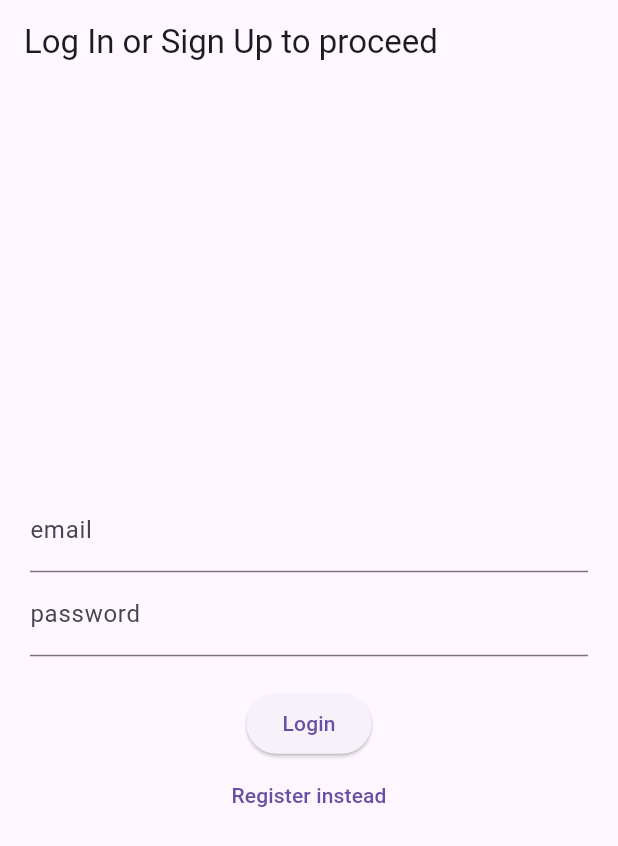
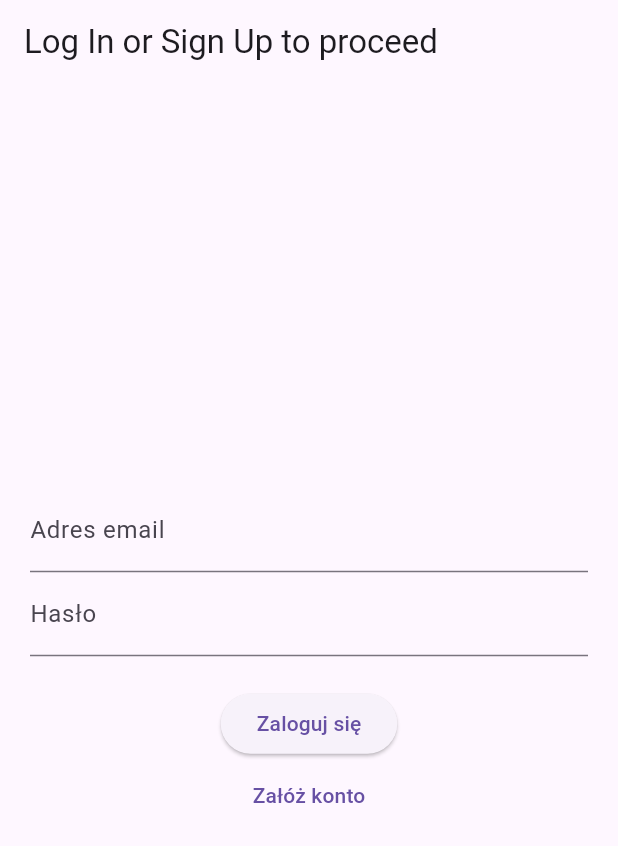
Before and after one commit to Wizzzie9/FlutterProject, a Flutter app: the screen it shows after launch, on a phone screen of 412 x 824 dp. Shown: the top 846 px of the screen. Run offline on Flutter 3.47's test engine with Material 3 defaults, Android fonts, the phone set to English and light mode, and no system bars; our stand-ins replace firebase_auth, firebase_core, firebase_database, firebase_messaging, geocoding, geolocator and 1 more; missing offline and left inert: flutter_map_math; accounts and stored records are empty.

```diff
--- a/lib/LoginRegisterPage.dart
+++ b/lib/LoginRegisterPage.dart
@@ -73,6 +73,21 @@ class _LoginPageState extends State<LoginPage> {
     );
   }
 
+  // Widget _userName(
+  //     String title,
+  //     TextEditingController controller,
+  //     ) {
+  //   return TextField(
+  //     obscureText: true,
+  //     enableSuggestions: false,
+  //     autocorrect: false,
+  //     controller: controller,
+  //     decoration: InputDecoration(
+  //       labelText: title,
+  //     ),
+  //   );
+  // }
+
   Widget _errorMessage() {
     return Text(errorMessage == '' ? '' : '$errorMessage');
   }
@@ -81,7 +96,7 @@ class _LoginPageState extends State<LoginPage> {
     return ElevatedButton(
         onPressed:
           isLogin ? signInWithEmailAndPassword : createUserWithEmailAndPassword,
-        child: Text(isLogin ? 'Login' : 'Register'),
+        child: Text(isLogin ? 'Zaloguj się' : 'Załóż konto'),
     );
   }
 
@@ -93,7 +108,7 @@ class _LoginPageState extends State<LoginPage> {
             isLogin = !isLogin;
           });
         },
-        child: Text(isLogin ? 'Register instead' : 'Login instead'),
+        child: Text(isLogin ? 'Załóż konto' : 'Zaloguj się'),
     );
   }
 
@@ -112,8 +127,9 @@ class _LoginPageState extends State<LoginPage> {
           crossAxisAlignment: CrossAxisAlignment.center,
           mainAxisAlignment: MainAxisAlignment.center,
           children: [
-            _emailEntryField('email', _controllerEmail),
-            _passwordEntryField('password', _controllerPassword),
+            _emailEntryField('Adres email', _controllerEmail),
+            _passwordEntryField('Hasło', _controllerPassword),
+           // _userName('Twoje imię', _controllerUserName),
             _errorMessage(),
             _submitButton(),
             _loginOrRegisterButton()
```
Also changed, not shown: lib/DistanceCheckPage.dart (+11 -5 lines), lib/GetCurrentPosition.dart (renamed from lib/test.dart).
